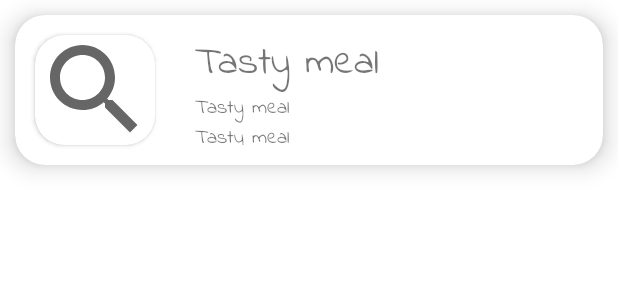
After one commit to ken1000minus7/ReciBoi, an Android app: the layout meal_list_item.xml on its own in the app's theme, with its tools: preview values and no code run, on a phone screen of 412 x 824 dp. The commit adds this screen. Shown: the top 300 px of the screen. Run offline under Robolectric (Android 15) with nearby library versions, the phone set to English and light mode, and no system bars.

Commit message:
User pref adapter working on it

```diff
--- a/app/src/main/res/layout/fragment_user_pref.xml
+++ b/app/src/main/res/layout/fragment_user_pref.xml
@@ -5,10 +5,10 @@
     android:layout_height="match_parent"
     tools:context=".presentation.userPref.UserPrefFragment">
 
-    <!-- TODO: Update blank fragment layout -->
-    <TextView
+    <androidx.recyclerview.widget.RecyclerView
         android:layout_width="match_parent"
         android:layout_height="match_parent"
-        android:text="@string/hello_blank_fragment" />
+        tools:listitem="@layout/meal_list_item"
+        android:id="@+id/meal_list"/>
 
 </FrameLayout>
--- /dev/null
+++ b/app/src/main/res/layout/meal_list_item.xml
@@ -0,0 +1,56 @@
+<?xml version="1.0" encoding="utf-8"?>
+<androidx.cardview.widget.CardView xmlns:android="http://schemas.android.com/apk/res/android"
+    android:layout_width="match_parent"
+    xmlns:app="http://schemas.android.com/apk/res-auto"
+    xmlns:tools="http://schemas.android.com/tools"
+    android:layout_margin="10dp"
+    app:cardCornerRadius="20dp"
+    app:cardElevation="10dp"
+    android:layout_height="100dp">
+
+    <LinearLayout
+        android:layout_width="match_parent"
+        android:orientation="horizontal"
+        android:layout_height="match_parent">
+        <androidx.cardview.widget.CardView
+            android:layout_width="80dp"
+            android:layout_margin="@dimen/_10sdp"
+            app:cardCornerRadius="@dimen/_15sdp"
+            android:layout_height="match_parent">
+            <ImageView
+                android:id="@+id/meal_item_image"
+                android:layout_width="match_parent"
+                tools:src="@drawable/ic_search"
+                android:scaleType="centerCrop"
+                android:layout_height="match_parent"/>
+        </androidx.cardview.widget.CardView>
+        <LinearLayout
+            android:layout_width="0dp"
+            android:orientation="vertical"
+            android:layout_margin="@dimen/_10sdp"
+            android:layout_weight="1"
+            android:layout_height="match_parent">
+            <TextView
+                android:layout_width="wrap_content"
+                android:id="@+id/meal_item_name"
+                android:layout_height="wrap_content"
+                tools:text="Tasty meal"
+                android:textSize="@dimen/_20sdp"
+                android:fontFamily="@font/indieflowerregular"/>
+            <TextView
+                android:layout_width="wrap_content"
+                android:layout_height="wrap_content"
+                android:id="@+id/meal_item_area"
+                tools:text="Tasty meal"
+                android:textSize="@dimen/_10sdp"
+                android:fontFamily="@font/indieflowerregular"/>
+            <TextView
+                android:layout_width="wrap_content"
+                android:layout_height="wrap_content"
+                tools:text="Tasty meal"
+                android:id="@+id/meal_item_category"
+                android:textSize="@dimen/_10sdp"
+                android:fontFamily="@font/indieflowerregular"/>
+        </LinearLayout>
+    </LinearLayout>
+</androidx.cardview.widget.CardView>
```
Also changed, not shown: app/src/main/java/com/miniweebs/reciboi/presentation/adapters/UserMealAdapater.kt (added, +46 -0 lines).
